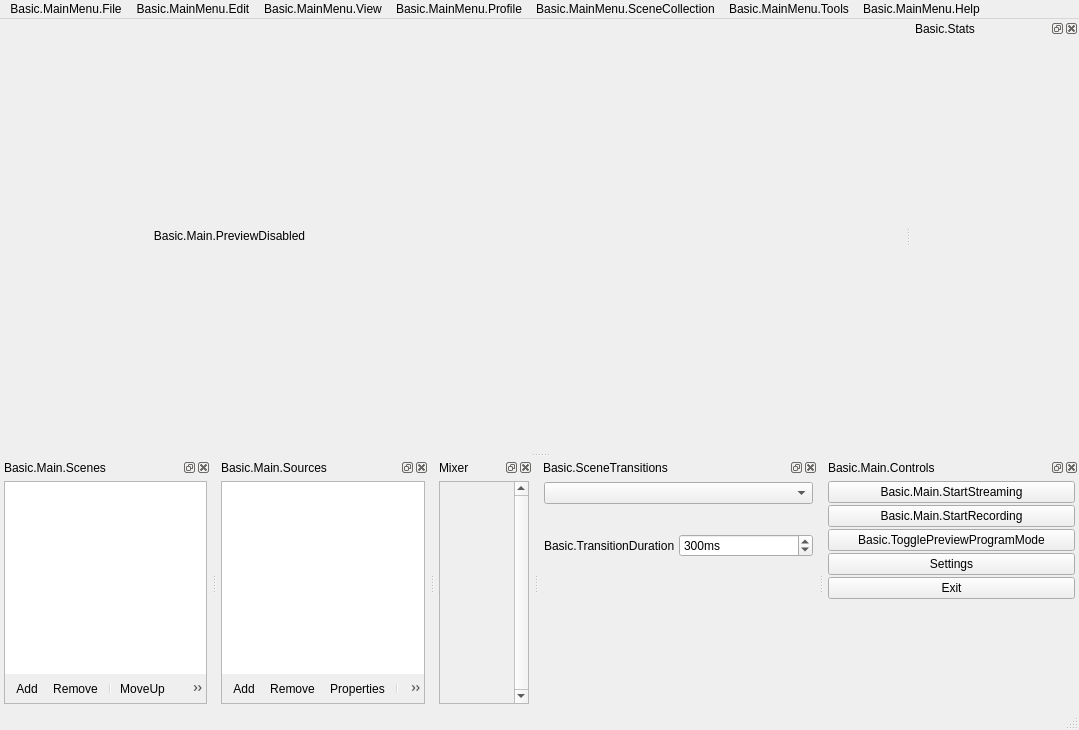
The window that UI/forms/OBSBasic.ui (GameKyuubi/obs-studio) describes before a commit, drawn with Qt 5.
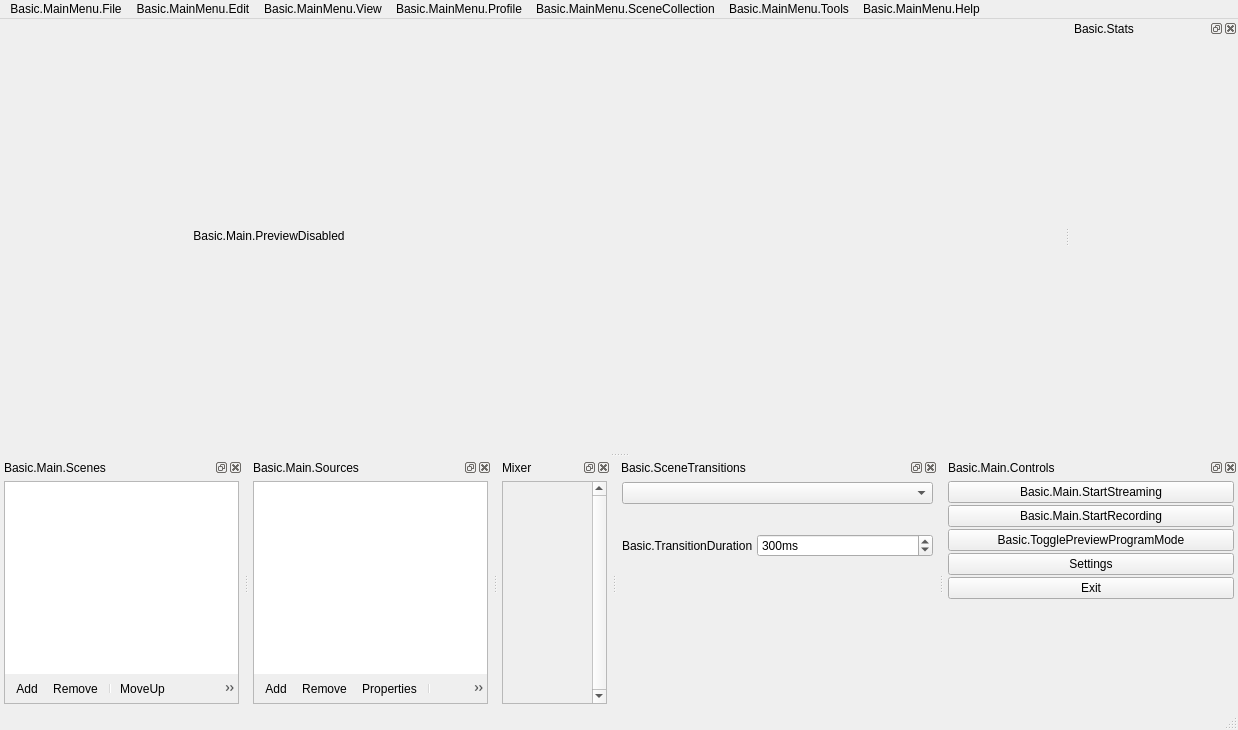
The same window after the commit. Icons and pictures are not drawn. Custom widgets are drawn as their Qt base class.

Diff of the .ui file:
```diff
--- a/UI/forms/OBSBasic.ui
+++ b/UI/forms/OBSBasic.ui
@@ -7,7 +7,7 @@
    <rect>
     <x>0</x>
     <y>0</y>
-    <width>1079</width>
+    <width>1238</width>
     <height>730</height>
    </rect>
   </property>
@@ -105,8 +105,8 @@
     <rect>
      <x>0</x>
      <y>0</y>
-     <width>1079</width>
-     <height>21</height>
+     <width>1238</width>
+     <height>22</height>
     </rect>
    </property>
    <widget class="QMenu" name="menu_File">
```
Left out of the diff: 11 changed lines with no effect on the pictures.
